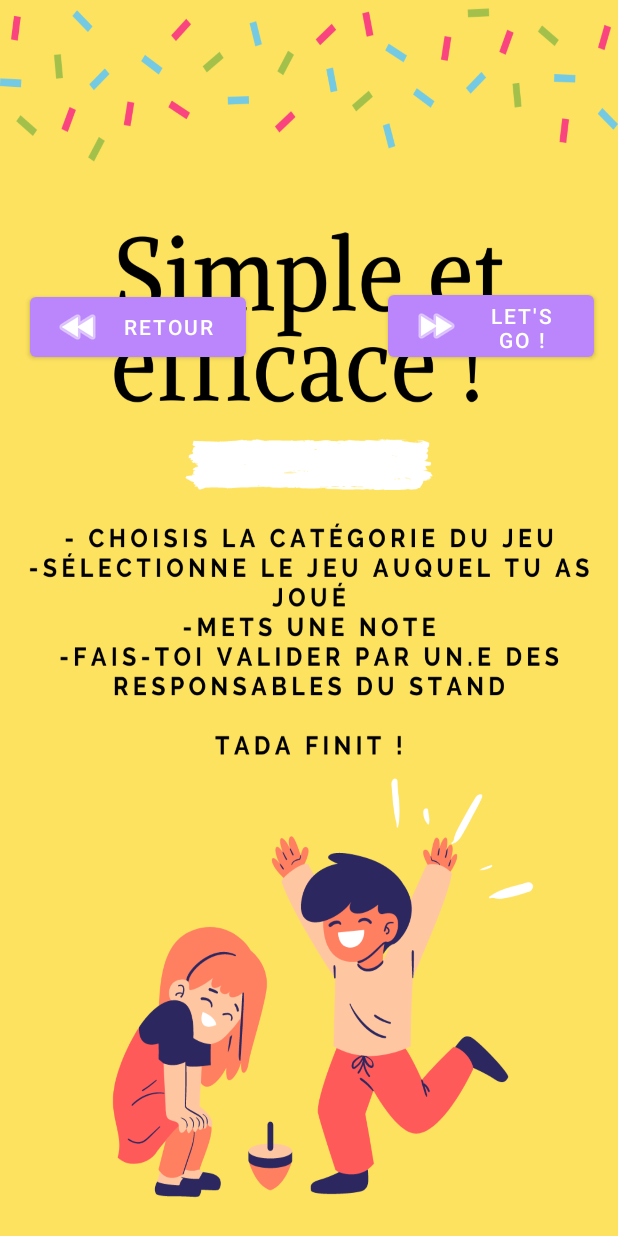
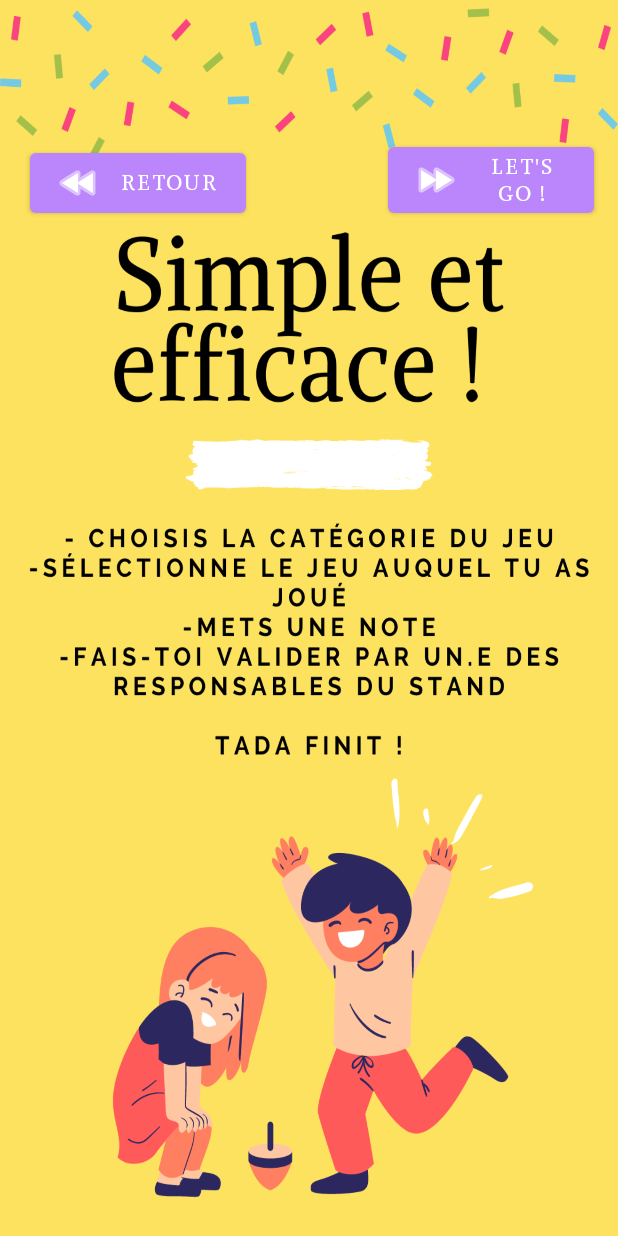
Before and after one commit to Blaccreed/LuddiagAPPLI, an Android app: the IntroTrois screen opened directly, with no data from a screen before it, on a phone screen of 412 x 824 dp. Run offline under Robolectric (Android 15) with nearby library versions, the phone set to English and light mode, and no system bars.

Commit message:
Liens des pages

```diff
--- a/app/src/main/java/com/example/luddiagappli/View/IntroTrois.java
+++ b/app/src/main/java/com/example/luddiagappli/View/IntroTrois.java
@@ -24,7 +24,7 @@ public class IntroTrois extends AppCompatActivity {
         boutonAvant.setOnClickListener(new View.OnClickListener() {
             @Override
             public void onClick(View v) {
-                openFicheJeu();
+                openMain2();
             }
         });
 
@@ -42,7 +42,7 @@ public class IntroTrois extends AppCompatActivity {
         startActivity(intent2);
     }
 
-    public void openFicheJeu() {
+    public void openMain2() {
         Intent intent = new Intent(this, MainActivity.class);
         startActivity(intent);
     }
--- a/app/src/main/java/com/example/luddiagappli/View/flip_editeur.java
+++ b/app/src/main/java/com/example/luddiagappli/View/flip_editeur.java
@@ -13,4 +13,6 @@ public class flip_editeur extends AppCompatActivity {
         super.onCreate(savedInstanceState);
         setContentView(R.layout.activity_flip_editeur);
     }
+
+
 }
--- a/app/src/main/res/layout/activity_intro_trois.xml
+++ b/app/src/main/res/layout/activity_intro_trois.xml
@@ -8,26 +8,32 @@
     tools:context=".View.IntroTrois">
 
         <Button
+            android:id="@+id/boutonAvant"
+            android:layout_width="137dp"
+            android:layout_height="wrap_content"
+            android:layout_marginEnd="16dp"
+            android:layout_marginBottom="676dp"
+            android:fontFamily="@font/alike"
+            android:text="Let's go !"
+            app:icon="@android:drawable/ic_media_ff"
+            app:layout_constraintBottom_toBottomOf="parent"
+            app:layout_constraintEnd_toEndOf="parent"
+            app:layout_constraintHorizontal_bias="1.0"
+            app:layout_constraintStart_toStartOf="parent" />
+
+        <Button
             android:id="@+id/boutonArriere"
             android:layout_width="144dp"
             android:layout_height="52dp"
             android:layout_marginEnd="248dp"
-            android:layout_marginBottom="580dp"
+            android:layout_marginBottom="676dp"
+            android:fontFamily="@font/alike"
             android:text="Retour"
             app:icon="@android:drawable/ic_media_rew"
             app:layout_constraintBottom_toBottomOf="parent"
-            app:layout_constraintEnd_toEndOf="parent" />
-
-        <Button
-            android:id="@+id/boutonAvant"
-            android:layout_width="137dp"
-            android:layout_height="53dp"
-            android:layout_marginEnd="16dp"
-            android:layout_marginBottom="580dp"
-            android:text="Let's go !"
-            app:icon="@android:drawable/ic_media_ff"
-            app:layout_constraintBottom_toBottomOf="parent"
-            app:layout_constraintEnd_toEndOf="parent" />
+            app:layout_constraintEnd_toEndOf="parent"
+            app:layout_constraintHorizontal_bias="1.0"
+            app:layout_constraintStart_toStartOf="parent" />
 
 
 </androidx.constraintlayout.widget.ConstraintLayout>
```
Also changed, not shown: app/src/main/java/com/example/luddiagappli/View/PageGrille.java (+51 -0 lines), app/src/main/java/com/example/luddiagappli/View/flip_createur.java (+0 -14 lines), app/src/main/res/layout/activity_intro_deux.xml (+13 -5 lines), app/src/main/res/layout/activity_intro_un.xml (+6 -3 lines), app/src/main/res/layout/activity_page_grille.xml (+16 -3 lines).
